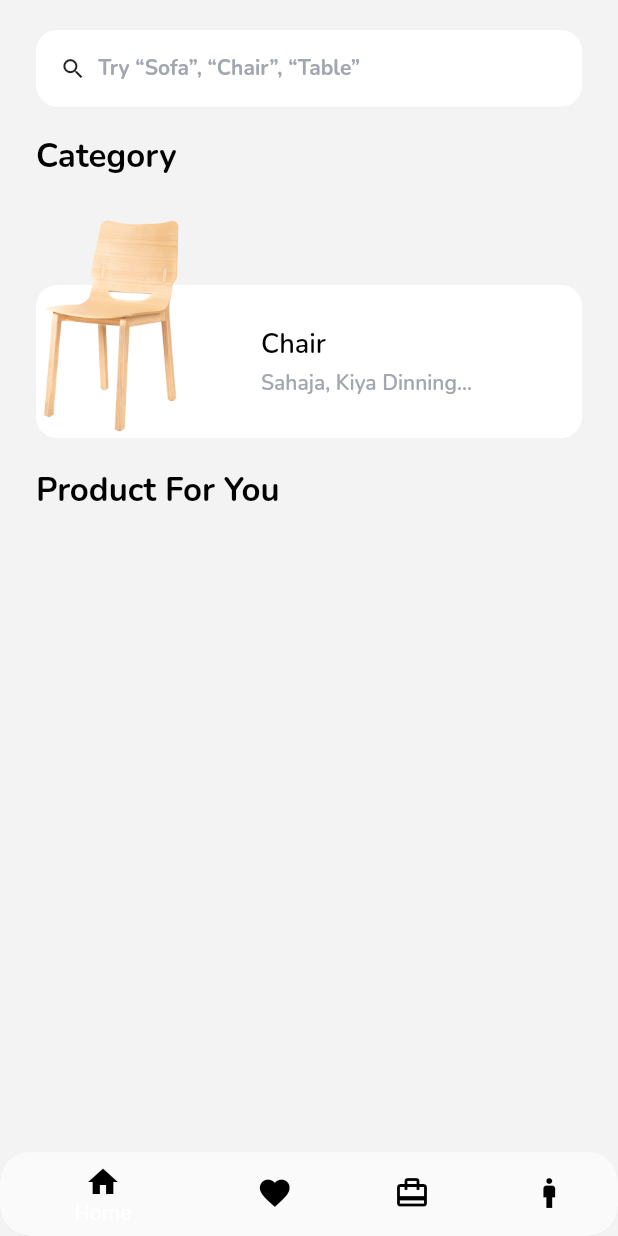
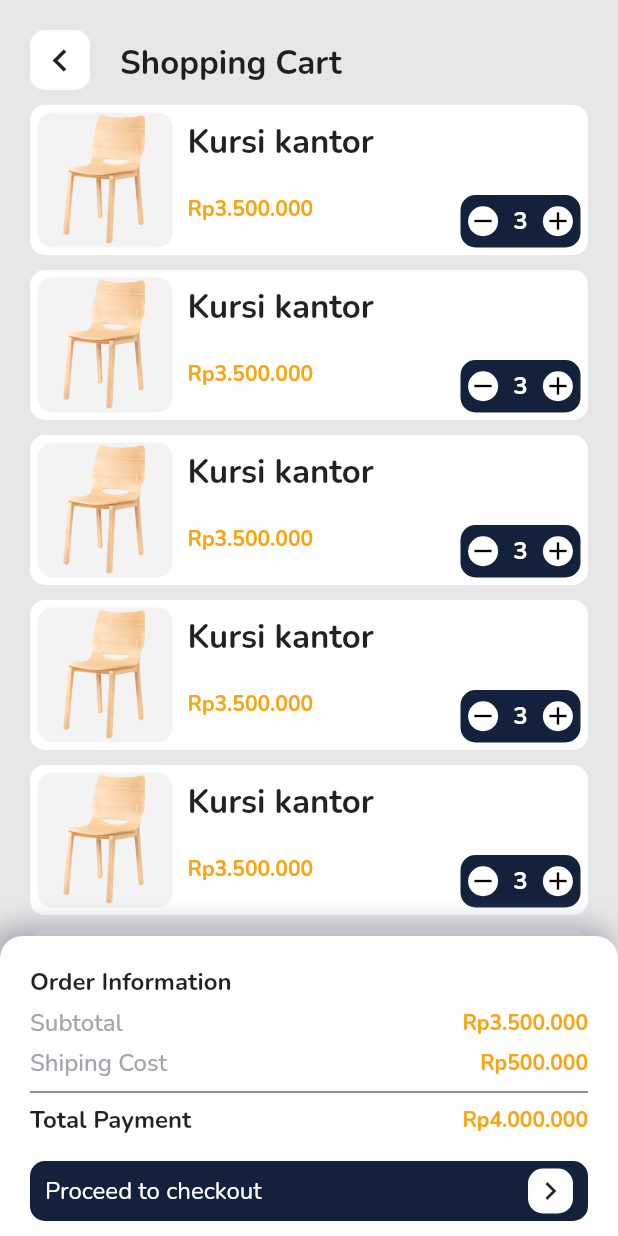
Before and after one commit to syncwithadifens/homevy, a Flutter app: the screen it shows after launch, on a phone screen of 412 x 824 dp. Run offline on Flutter 3.47's test engine with Material 2 defaults, Android fonts, the phone set to English and light mode, and no system bars; drawn by our look-alikes of carousel_slider; our stand-ins replace dotted_border, get, get_storage, google_fonts; accounts and stored records are empty.

Commit message:
slicing cart page

```diff
--- a/lib/main.dart
+++ b/lib/main.dart
@@ -1,8 +1,7 @@
 import 'package:flutter/material.dart';
 import 'package:get/get.dart';
 import 'package:get_storage/get_storage.dart';
-import 'package:homevy/ui/pages/home_page.dart';
-import 'package:homevy/ui/pages/splash_page.dart';
+import 'package:homevy/ui/pages/cart_page.dart';
 
 void main() async {
   await GetStorage.init();
@@ -16,7 +15,7 @@ class MyApp extends StatelessWidget {
   Widget build(BuildContext context) {
     return const GetMaterialApp(
       debugShowCheckedModeBanner: false,
-      home: HomePage(),
+      home: CartPage(),
     );
   }
 }
--- /dev/null
+++ b/lib/ui/pages/cart_page.dart
@@ -0,0 +1,187 @@
+import 'package:flutter/material.dart';
+import 'package:homevy/theme/styles.dart';
+import 'package:homevy/ui/widgets/product_cart.dart';
+import 'package:get/get.dart';
+
+class CartPage extends StatelessWidget {
+  const CartPage({super.key});
+
+  @override
+  Widget build(BuildContext context) {
+    return Scaffold(
+      backgroundColor: const Color(0xffe7e7e7),
+      body: SafeArea(
+          child: Column(
+        children: [
+          Padding(
+            padding: const EdgeInsets.symmetric(horizontal: 20),
+            child: Row(
+              children: [
+                Container(
+                  margin: const EdgeInsets.only(top: 20),
+                  width: 40,
+                  height: 40,
+                  decoration: BoxDecoration(
+                    color: whiteColor,
+                    borderRadius: BorderRadius.circular(10),
+                  ),
+                  child: IconButton(
+                      padding: EdgeInsets.zero,
+                      iconSize: 30,
+                      onPressed: () {},
+                      icon: const Icon(
+                        Icons.chevron_left,
+                      )),
+                ),
+                Padding(
+                  padding: const EdgeInsets.only(left: 20, top: 25),
+                  child: Text(
+                    'Shopping Cart',
+                    style: subtitleStyle.copyWith(
+                        fontSize: 22, fontWeight: FontWeight.w700),
+                  ),
+                )
+              ],
+            ),
+          ),
+          Expanded(
+            child: Stack(
+              children: [
+                Padding(
+                  padding: const EdgeInsets.only(bottom: 200),
+                  child: ListView.builder(
+                    itemCount: 7,
+                    itemBuilder: (context, index) {
+                      return const ProductCart();
+                    },
+                  ),
+                ),
+                Positioned(
+                  bottom: 0,
+                  child: Container(
+                    width: Get.width,
+                    height: 200,
+                    decoration: BoxDecoration(
+                        color: whiteColor,
+                        boxShadow: [
+                          BoxShadow(
+                              offset: const Offset(-5, -5),
+                              spreadRadius: 1,
+                              blurRadius: 15,
+                              color: greyColor),
+                        ],
+                        borderRadius: const BorderRadius.only(
+                            topLeft: Radius.circular(15),
+                            topRight: Radius.circular(15))),
+                    child: Padding(
+                      padding: const EdgeInsets.fromLTRB(20, 20, 20, 10),
+                      child: Column(
+                        crossAxisAlignment: CrossAxisAlignment.start,
+                        children: [
+                          Text(
+                            'Order Information',
+                            style: subtitleStyle.copyWith(
+                                fontWeight: FontWeight.w700),
+                          ),
+                          Padding(
+                            padding: const EdgeInsets.only(top: 5),
+                            child: Row(
+                              mainAxisAlignment: MainAxisAlignment.spaceBetween,
+                              children: [
+                                Text(
+                                  'Subtotal',
+                                  style: subtitleStyle.copyWith(
+                                      fontWeight: FontWeight.w500,
+                                      color: greyColor),
+                                ),
+                                Text(
+                                  'Rp3.500.000',
+                                  style: subtitleStyle.copyWith(
+                                      color: primaryColor,
+                                      fontSize: 14,
+                                      fontWeight: FontWeight.w700),
+                                ),
+                              ],
+                            ),
+                          ),
+                          Padding(
+                            padding: const EdgeInsets.only(top: 5),
+                            child: Row(
+                              mainAxisAlignment: MainAxisAlignment.spaceBetween,
+                              children: [
+                                Text(
+                                  'Shiping Cost',
+                                  style: subtitleStyle.copyWith(
+                                      fontWeight: FontWeight.w500,
+                                      color: greyColor),
+                                ),
+                                Text(
+                                  'Rp500.000',
+                                  style: subtitleStyle.copyWith(
+                                      color: primaryColor,
+                                      fontSize: 14,
+                                      fontWeight: FontWeight.w700),
+                                ),
+                              ],
+                            ),
+                          ),
+                          Divider(
+                            color: secondaryColor,
+                          ),
+                          Row(
+                            mainAxisAlignment: MainAxisAlignment.spaceBetween,
+                            children: [
+                              Text(
+                                'Total Payment',
+                                style: subtitleStyle.copyWith(
+                                    fontWeight: FontWeight.w700),
+                              ),
+                              Text(
+                                'Rp4.000.000',
+                                style: subtitleStyle.copyWith(
+                                    color: primaryColor,
+                                    fontSize: 14,
+                                    fontWeight: FontWeight.w700),
+                              ),
+                            ],
+                          ),
+                          const Spacer(),
+                          Container(
+                            height: 40,
+                            padding: const EdgeInsets.symmetric(horizontal: 10),
+                            width: Get.width,
+                            decoration: BoxDecoration(
+                                color: secondaryColor,
+                                borderRadius: BorderRadius.circular(10)),
+                            child: Row(
+                              mainAxisAlignment: MainAxisAlignment.spaceBetween,
+                              children: [
+                                Text(
+                                  'Proceed to checkout',
+                                  style:
+                                      subtitleStyle.copyWith(color: whiteColor),
+                                ),
+                                Container(
+                                  height: 30,
+                                  width: 30,
+                                  decoration: BoxDecoration(
+                                      color: whiteColor,
+                                      borderRadius: BorderRadius.circular(10)),
+                                  child: const Icon(Icons.chevron_right),
+                                )
+                              ],
+                            ),
+                          )
+                        ],
+                      ),
+                    ),
+                  ),
+                )
+              ],
+            ),
+          )
+        ],
+      )),
+    );
+  }
+}
--- /dev/null
+++ b/lib/ui/widgets/product_cart.dart
@@ -0,0 +1,113 @@
+import 'package:flutter/material.dart';
+import 'package:get/get.dart';
+import 'package:homevy/theme/styles.dart';
+
+class ProductCart extends StatelessWidget {
+  const ProductCart({
+    Key? key,
+  }) : super(key: key);
+
+  @override
+  Widget build(BuildContext context) {
+    return Container(
+      margin: const EdgeInsets.only(left: 20, right: 20, top: 10),
+      height: 100,
+      width: Get.width,
+      decoration: BoxDecoration(
+          borderRadius: BorderRadius.circular(10), color: whiteColor),
+      child: Padding(
+        padding: const EdgeInsets.symmetric(horizontal: 5),
+        child: Row(
+          children: [
+            Container(
+              height: 90,
+              width: 90,
+              decoration: BoxDecoration(
+                  color: bgColor,
+                  borderRadius: BorderRadius.circular(10),
+                  image: const DecorationImage(
+                      image: AssetImage('assets/chair.png'))),
+            ),
+            Expanded(
+              child: Padding(
+                  padding: const EdgeInsets.fromLTRB(10, 10, 0, 5),
+                  child: Stack(
+                    children: [
+                      Column(
+                        crossAxisAlignment: CrossAxisAlignment.start,
+                        children: [
+                          Text(
+                            'Kursi kantor',
+                            style: subtitleStyle.copyWith(
+                                fontSize: 22, fontWeight: FontWeight.w700),
+                          ),
+                          Padding(
+                            padding: const EdgeInsets.only(top: 20),
+                            child: Text(
+                              'Rp3.500.000',
+                              style: subtitleStyle.copyWith(
+                                  color: primaryColor,
+                                  fontSize: 14,
+                                  fontWeight: FontWeight.w700),
+                            ),
+                          )
+                        ],
+                      ),
+                      Positioned(
+                        right: 0,
+                        bottom: 0,
+                        child: Container(
+                          width: 80,
+                          height: 35,
+                          decoration: BoxDecoration(
+                              color: secondaryColor,
+                              borderRadius: BorderRadius.circular(10)),
+                          child: Row(
+                            mainAxisAlignment: MainAxisAlignment.spaceAround,
+                            children: [
+                              Container(
+                                height: 20,
+                                width: 20,
+                                decoration: BoxDecoration(
+                                    shape: BoxShape.circle, color: whiteColor),
+                                child: IconButton(
+                                  iconSize: 20,
+                                  padding: EdgeInsets.zero,
+                                  onPressed: () {},
+                                  icon: const Icon(Icons.remove),
+                                  color: blackColor,
+                                ),
+                              ),
+                              Text(
+                                '3',
+                                style: subtitleStyle.copyWith(
+                                  fontWeight: FontWeight.w700,
+                                  color: whiteColor,
+                                ),
+                              ),
+                              Container(
+                                height: 20,
+                                width: 20,
+                                decoration: BoxDecoration(
+                                    shape: BoxShape.circle, color: whiteColor),
+                                child: IconButton(
+                                  iconSize: 20,
+                                  padding: EdgeInsets.zero,
+                                  onPressed: () {},
+                                  icon: const Icon(Icons.add),
+                                  color: blackColor,
+                                ),
+                              ),
+                            ],
+                          ),
+                        ),
+                      )
+                    ],
+                  )),
+            ),
+          ],
+        ),
+      ),
+    );
+  }
+}
```
Also changed, not shown: assets/github-prev/cartview.png (added), 1 other file.
